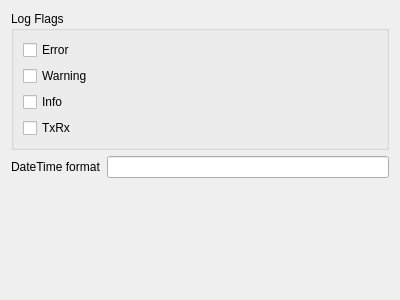
Before: the Qt Designer form src/core/gui/dialogs/settings/core_widgetsettingslog.ui in serhmarch/ModbusTools, drawn with Qt 5.
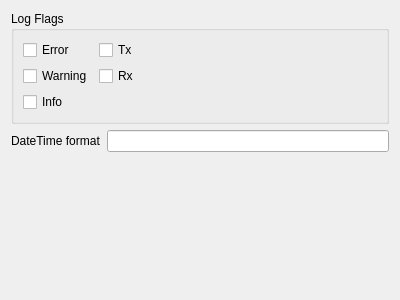
After: the same form once the commit is applied.

Patch:
```diff
--- a/src/core/gui/dialogs/settings/core_widgetsettingslog.ui
+++ b/src/core/gui/dialogs/settings/core_widgetsettingslog.ui
@@ -19,35 +19,42 @@
      <property name="title">
       <string>Log Flags</string>
      </property>
-     <layout class="QVBoxLayout" name="verticalLayout_2">
-      <item>
+     <layout class="QFormLayout" name="formLayout">
+      <item row="0" column="0">
        <widget class="QCheckBox" name="chbLogError">
         <property name="text">
          <string>Error</string>
         </property>
        </widget>
       </item>
-      <item>
+      <item row="0" column="1">
+       <widget class="QCheckBox" name="chbLogTx">
+        <property name="text">
+         <string>Tx</string>
+        </property>
+       </widget>
+      </item>
+      <item row="1" column="0">
        <widget class="QCheckBox" name="chbLogWarning">
         <property name="text">
          <string>Warning</string>
         </property>
        </widget>
       </item>
-      <item>
+      <item row="1" column="1">
+       <widget class="QCheckBox" name="chbLogRx">
+        <property name="text">
+         <string>Rx</string>
+        </property>
+       </widget>
+      </item>
+      <item row="2" column="0">
        <widget class="QCheckBox" name="chbLogInfo">
         <property name="text">
          <string>Info</string>
         </property>
        </widget>
       </item>
-      <item>
-       <widget class="QCheckBox" name="chbLogTxRx">
-        <property name="text">
-         <string>TxRx</string>
-        </property>
-       </widget>
-      </item>
      </layout>
     </widget>
    </item>
```
